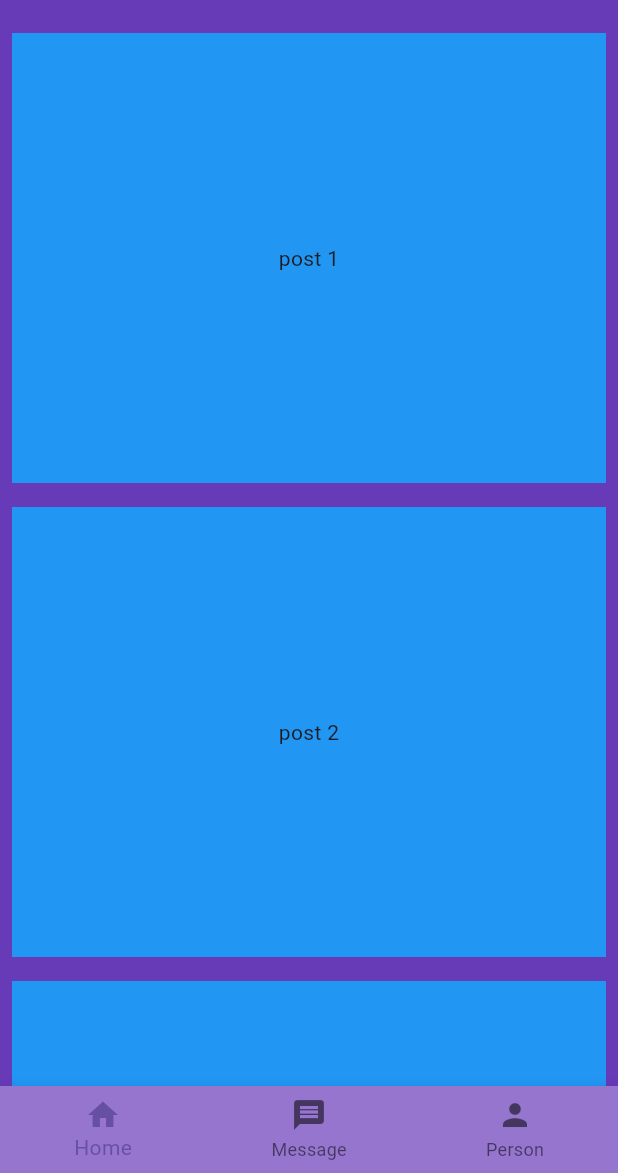
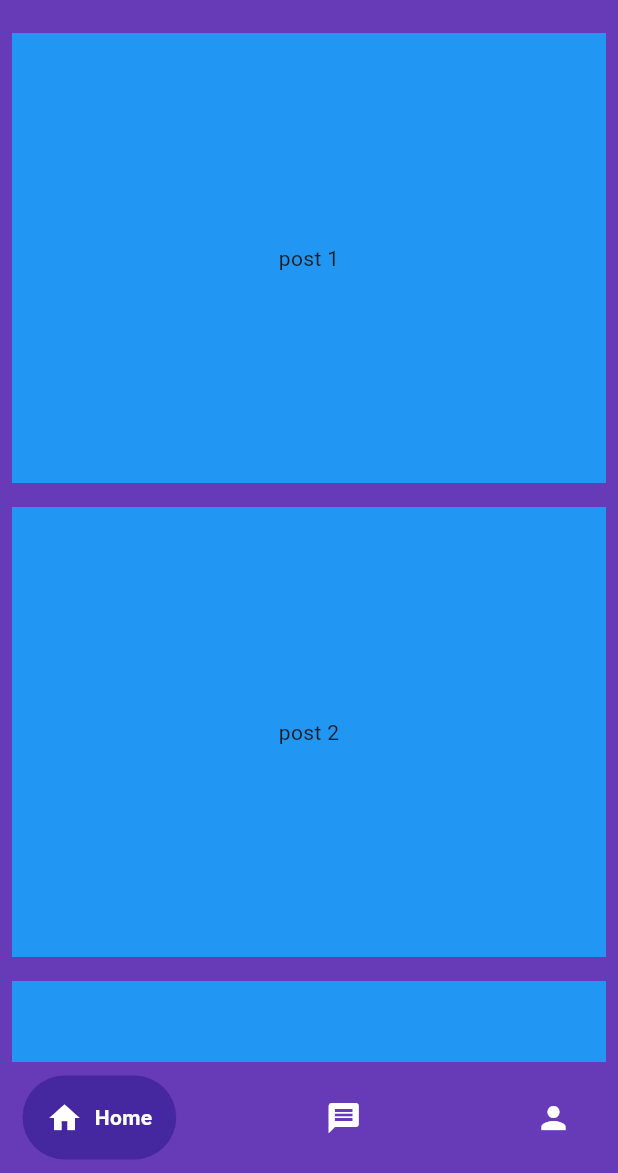
Before and after one commit to AmeyKuradeAK/Project-C, a Flutter app: the screen it shows after launch, on a phone screen of 412 x 824 dp, the part 63-1236 px from its top. Run offline on Flutter 3.47's test engine with Material 3 defaults, Android fonts, the phone set to English and light mode, and no system bars; drawn by our look-alikes of google_nav_bar.

Commit message:
UPDATED new Bottom Nav Bar added

```diff
--- a/lib/Pages/first_page/home_page.dart
+++ b/lib/Pages/first_page/home_page.dart
@@ -1,6 +1,7 @@
 // ignore_for_file: prefer_const_constructors, prefer_const_literals_to_create_immutables, unused_import
 
 import 'package:flutter/material.dart';
+import 'package:google_nav_bar/google_nav_bar.dart';
 import 'package:project_c/Pages/first_page/components/main_list.dart';
 import 'package:project_c/Pages/home_page/homepage.dart';
 import 'package:project_c/Pages/message_page/messagepage.dart';
@@ -72,25 +73,32 @@
       ),
       body: _pages[_selectedIndex],
       backgroundColor: Colors.deepPurple,
-      bottomNavigationBar: BottomNavigationBar(
-        backgroundColor: Colors.deepPurple[300],
-        onTap: _navigateBottomBar,
-        currentIndex: _selectedIndex,
-        type: BottomNavigationBarType.fixed,
-        items: [
-          BottomNavigationBarItem(
-            icon: Icon(Icons.home),
-            label: 'Home',
-          ),
-          BottomNavigationBarItem(
-            icon: Icon(Icons.message),
-            label: 'Message',
-          ),
-          BottomNavigationBarItem(
-            icon: Icon(Icons.person),
-            label: 'Person',
-          )
-        ],
+      bottomNavigationBar: Container(
+        child: Padding(
+          padding: const EdgeInsets.symmetric(horizontal: 15.0, vertical: 9),
+          child: GNav(
+              backgroundColor: Colors.deepPurple,
+              color: Colors.white,
+              activeColor: Colors.white,
+              tabBackgroundColor: Colors.deepPurple.shade800,
+              gap: 8,
+              onTabChange: _navigateBottomBar,
+              padding: EdgeInsets.all(16),
+              tabs: [
+                GButton(
+                  icon: Icons.home,
+                  text: 'Home',
+                ),
+                GButton(
+                  icon: Icons.message,
+                  text: 'Message',
+                ),
+                GButton(
+                  icon: Icons.person,
+                  text: 'Profile',
+                )
+              ]),
+        ),
       ),
     );
   }
--- a/pubspec.yaml
+++ b/pubspec.yaml
@@ -35,6 +35,7 @@
   # The following adds the Cupertino Icons font to your application.
   # Use with the CupertinoIcons class for iOS style icons.
   cupertino_icons: ^1.0.2
+  google_nav_bar: ^5.0.6
 
 
 dev_dependencies:
```
Also changed, not shown: pubspec.lock.
